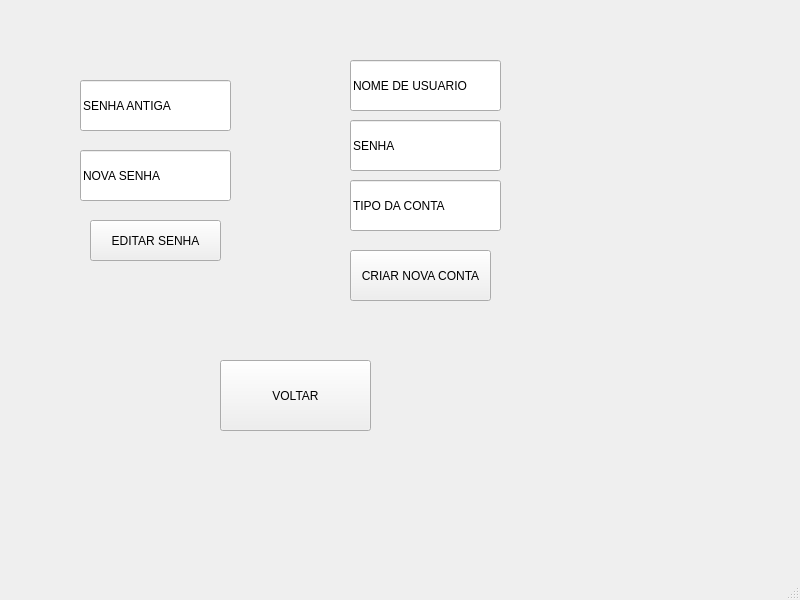
The window that CONFIGURACOES.ui (leohpmoreira/inventoryManagement) describes before a commit, drawn with Qt 5.
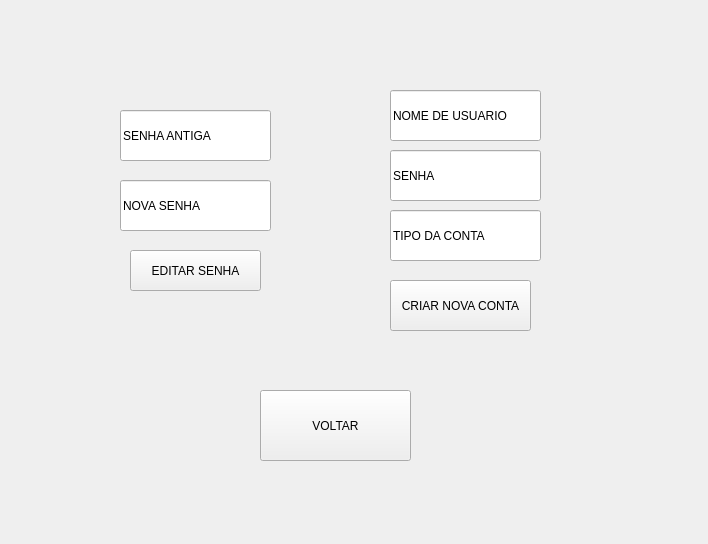
The same window after the commit.

The edit to the form file:
```diff
--- a/CONFIGURACOES.ui
+++ b/CONFIGURACOES.ui
@@ -1,89 +1,23 @@
 <?xml version="1.0" encoding="UTF-8"?>
 <ui version="4.0">
- <class>MainWindow</class>
- <widget class="QMainWindow" name="MainWindow">
+ <class>Form</class>
+ <widget class="QWidget" name="Form">
   <property name="geometry">
    <rect>
     <x>0</x>
     <y>0</y>
-    <width>800</width>
-    <height>600</height>
+    <width>708</width>
+    <height>544</height>
    </rect>
   </property>
   <property name="windowTitle">
    <string>MainWindow</string>
   </property>
-  <widget class="QWidget" name="centralwidget">
-   <widget class="QLineEdit" name="lineEdit">
-    <property name="geometry">
-     <rect>
-      <x>80</x>
-      <y>80</y>
-      <width>151</width>
-      <height>51</height>
-     </rect>
-    </property>
-    <property name="text">
-     <string>SENHA ANTIGA</string>
-    </property>
-   </widget>
-   <widget class="QLineEdit" name="lineEdit_2">
-    <property name="geometry">
-     <rect>
-      <x>80</x>
-      <y>150</y>
-      <width>151</width>
-      <height>51</height>
-     </rect>
-    </property>
-    <property name="text">
-     <string>NOVA SENHA</string>
-    </property>
-   </widget>
-   <widget class="QLineEdit" name="lineEdit_3">
-    <property name="geometry">
-     <rect>
-      <x>350</x>
-      <y>120</y>
-      <width>151</width>
-      <height>51</height>
-     </rect>
-    </property>
-    <property name="text">
-     <string>SENHA</string>
-    </property>
-   </widget>
-   <widget class="QLineEdit" name="lineEdit_4">
-    <property name="geometry">
-     <rect>
-      <x>350</x>
-      <y>60</y>
-      <width>151</width>
-      <height>51</height>
-     </rect>
-    </property>
-    <property name="text">
-     <string>NOME DE USUARIO</string>
-    </property>
-   </widget>
-   <widget class="QLineEdit" name="lineEdit_5">
-    <property name="geometry">
-     <rect>
-      <x>350</x>
-      <y>180</y>
-      <width>151</width>
-      <height>51</height>
-     </rect>
-    </property>
-    <property name="text">
-     <string>TIPO DA CONTA</string>
-    </property>
-   </widget>
    <widget class="QPushButton" name="pushButton">
     <property name="geometry">
      <rect>
-      <x>90</x>
-      <y>220</y>
+     <x>130</x>
+     <y>250</y>
       <width>131</width>
       <height>41</height>
      </rect>
@@ -95,8 +29,8 @@
    <widget class="QPushButton" name="pushButton_2">
     <property name="geometry">
      <rect>
-      <x>350</x>
-      <y>250</y>
+     <x>390</x>
+     <y>280</y>
       <width>141</width>
       <height>51</height>
      </rect>
@@ -105,11 +39,63 @@
      <string>CRIAR NOVA CONTA</string>
     </property>
    </widget>
+  <widget class="QLineEdit" name="lineEdit_3">
+   <property name="geometry">
+    <rect>
+     <x>390</x>
+     <y>150</y>
+     <width>151</width>
+     <height>51</height>
+    </rect>
+   </property>
+   <property name="text">
+    <string>SENHA</string>
+   </property>
+  </widget>
+  <widget class="QLineEdit" name="lineEdit_4">
+   <property name="geometry">
+    <rect>
+     <x>390</x>
+     <y>90</y>
+     <width>151</width>
+     <height>51</height>
+    </rect>
+   </property>
+   <property name="text">
+    <string>NOME DE USUARIO</string>
+   </property>
+  </widget>
+  <widget class="QLineEdit" name="lineEdit">
+   <property name="geometry">
+    <rect>
+     <x>120</x>
+     <y>110</y>
+     <width>151</width>
+     <height>51</height>
+    </rect>
+   </property>
+   <property name="text">
+    <string>SENHA ANTIGA</string>
+   </property>
+  </widget>
+  <widget class="QLineEdit" name="lineEdit_2">
+   <property name="geometry">
+    <rect>
+     <x>120</x>
+     <y>180</y>
+     <width>151</width>
+     <height>51</height>
+    </rect>
+   </property>
+   <property name="text">
+    <string>NOVA SENHA</string>
+   </property>
+  </widget>
    <widget class="QPushButton" name="pushButton_3">
     <property name="geometry">
      <rect>
-      <x>220</x>
-      <y>360</y>
+     <x>260</x>
+     <y>390</y>
       <width>151</width>
       <height>71</height>
      </rect>
@@ -118,18 +104,19 @@
      <string>VOLTAR</string>
     </property>
    </widget>
-  </widget>
-  <widget class="QMenuBar" name="menubar">
+  <widget class="QLineEdit" name="lineEdit_5">
    <property name="geometry">
     <rect>
-     <x>0</x>
-     <y>0</y>
-     <width>800</width>
-     <height>21</height>
+     <x>390</x>
+     <y>210</y>
+     <width>151</width>
+     <height>51</height>
     </rect>
    </property>
+   <property name="text">
+    <string>TIPO DA CONTA</string>
+   </property>
   </widget>
-  <widget class="QStatusBar" name="statusbar"/>
  </widget>
  <resources/>
  <connections/>
```
Left out of the diff: 2 changed lines with no effect on the pictures. Lines whose indentation alone changed are shown as unchanged.
